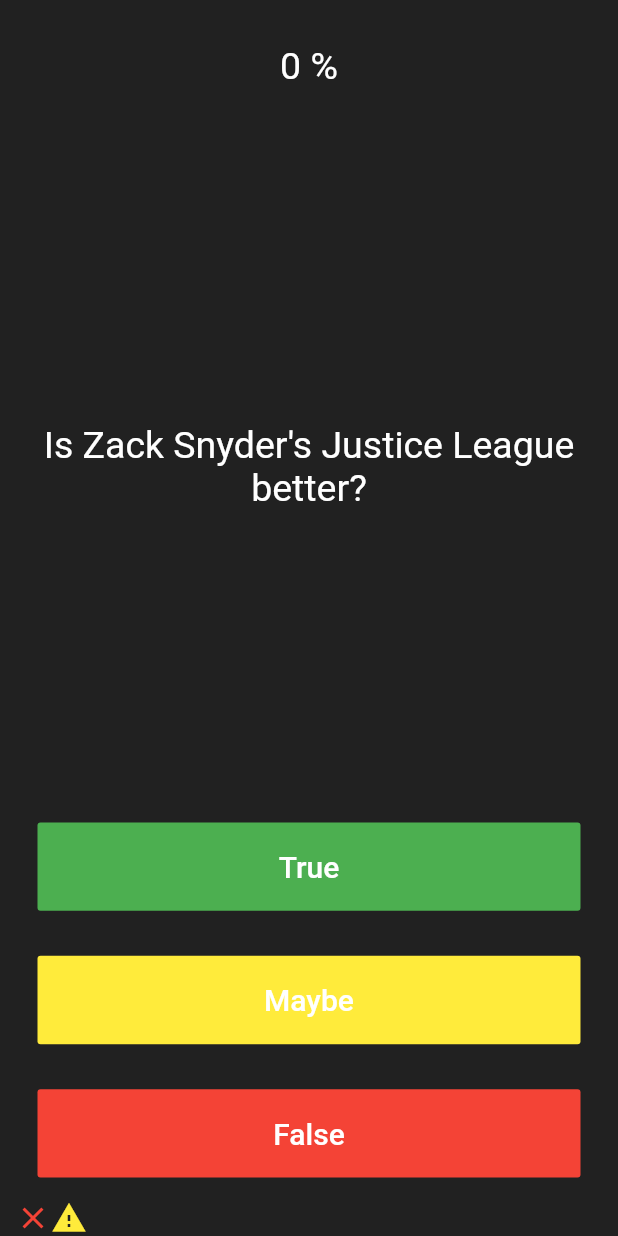
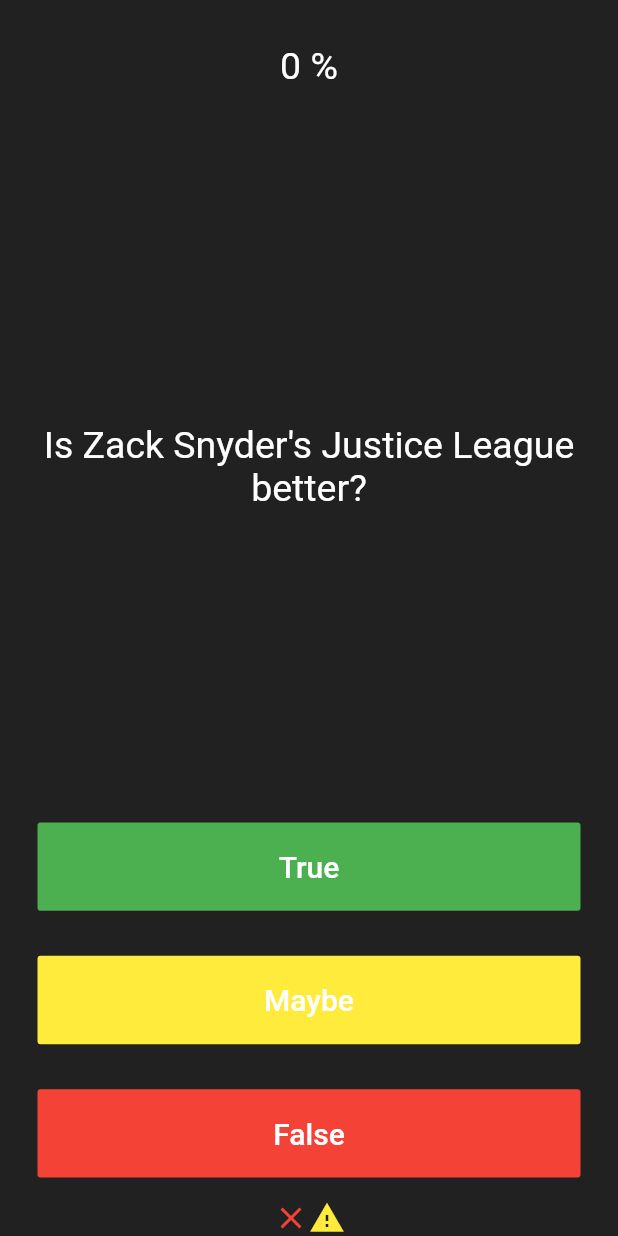
Before and after one commit to MikaelSantilio/flutter-24-05-2021, a Flutter app: the screen it shows after launch, after a tap on "True", after a tap on "Maybe", on a phone screen of 412 x 824 dp. Run offline on Flutter 3.47's test engine with Material 2 defaults, Android fonts, the phone set to English and light mode, and no system bars; our stand-ins replace rflutter_alert.

Commit message:
align row score keeper

```diff
--- a/lib/main.dart
+++ b/lib/main.dart
@@ -162,9 +162,11 @@ class _QuizPageState extends State<QuizPage> {
             ),
           ),
         ),
-        Center(
-          child: Row(children: scoreKeeper,)
-        ),
+        Row(
+            mainAxisAlignment: MainAxisAlignment.center,
+            // scrossAxisAlignment: CrossAxisAlignment.stretch,
+            children: scoreKeeper,
+          ),
       ],
     );
   }
```
